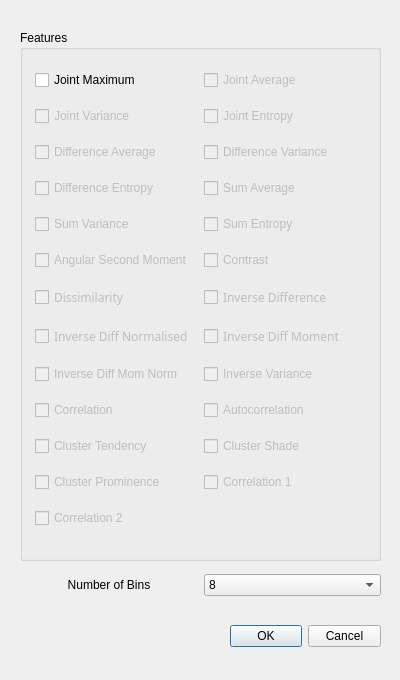
Old version of the form platform/popup_GLCM.ui in the repository Jiwon-Hwang/Radiomics-Feature-Extraction.
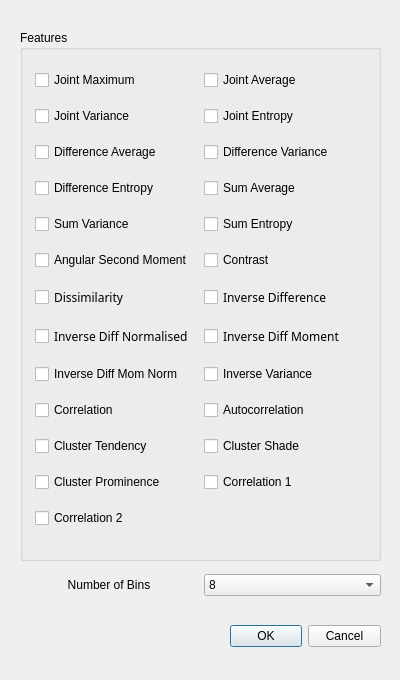
New version of the form.

Commit message: GLCM finished

Patch:
```diff
--- a/platform/popup_GLCM.ui
+++ b/platform/popup_GLCM.ui
@@ -63,7 +63,7 @@
     <item row="13" column="1">
      <widget class="QCheckBox" name="checkBox_FirstMCorrelation">
       <property name="enabled">
-       <bool>false</bool>
+       <bool>true</bool>
       </property>
       <property name="autoFillBackground">
        <bool>false</bool>
@@ -82,7 +82,7 @@
     <item row="13" column="0">
      <widget class="QCheckBox" name="checkBox_ClusterProminence">
       <property name="enabled">
-       <bool>false</bool>
+       <bool>true</bool>
       </property>
       <property name="autoFillBackground">
        <bool>false</bool>
@@ -101,7 +101,7 @@
     <item row="11" column="1">
      <widget class="QCheckBox" name="checkBox_Autocorrelation">
       <property name="enabled">
-       <bool>false</bool>
+       <bool>true</bool>
       </property>
       <property name="autoFillBackground">
        <bool>false</bool>
@@ -120,7 +120,7 @@
     <item row="8" column="1">
      <widget class="QCheckBox" name="checkBox_InverseDiff">
       <property name="enabled">
-       <bool>false</bool>
+       <bool>true</bool>
       </property>
       <property name="font">
        <font>
@@ -148,7 +148,7 @@
     <item row="5" column="1">
      <widget class="QCheckBox" name="checkBox_SumAverage">
       <property name="enabled">
-       <bool>false</bool>
+       <bool>true</bool>
       </property>
       <property name="text">
        <string>Sum Average</string>
@@ -161,7 +161,7 @@
     <item row="4" column="1">
      <widget class="QCheckBox" name="checkBox_DifferenceVariance">
       <property name="enabled">
-       <bool>false</bool>
+       <bool>true</bool>
       </property>
       <property name="text">
        <string>Difference Variance</string>
@@ -174,7 +174,7 @@
     <item row="6" column="1">
      <widget class="QCheckBox" name="checkBox_SumEntropy">
       <property name="enabled">
-       <bool>false</bool>
+       <bool>true</bool>
       </property>
       <property name="text">
        <string>Sum Entropy</string>
@@ -193,7 +193,7 @@
     <item row="7" column="0">
      <widget class="QCheckBox" name="checkBox_AngSecMoment">
       <property name="enabled">
-       <bool>false</bool>
+       <bool>true</bool>
       </property>
       <property name="autoFillBackground">
        <bool>false</bool>
@@ -212,7 +212,7 @@
     <item row="6" column="0">
      <widget class="QCheckBox" name="checkBox_SumVariance">
       <property name="enabled">
-       <bool>false</bool>
+       <bool>true</bool>
       </property>
       <property name="autoFillBackground">
        <bool>false</bool>
@@ -231,7 +231,7 @@
     <item row="7" column="1">
      <widget class="QCheckBox" name="checkBox_Contrast">
       <property name="enabled">
-       <bool>false</bool>
+       <bool>true</bool>
       </property>
       <property name="autoFillBackground">
        <bool>false</bool>
@@ -250,7 +250,7 @@
     <item row="9" column="1">
      <widget class="QCheckBox" name="checkBox_InverseDiffMom">
       <property name="enabled">
-       <bool>false</bool>
+       <bool>true</bool>
       </property>
       <property name="font">
        <font>
@@ -291,7 +291,7 @@
     <item row="1" column="1">
      <widget class="QCheckBox" name="checkBox_JointEntropy">
       <property name="enabled">
-       <bool>false</bool>
+       <bool>true</bool>
       </property>
       <property name="text">
        <string>Joint Entropy</string>
@@ -304,7 +304,7 @@
     <item row="0" column="1">
      <widget class="QCheckBox" name="checkBox_JointAverage">
       <property name="enabled">
-       <bool>false</bool>
+       <bool>true</bool>
       </property>
       <property name="text">
        <string>Joint Average</string>
@@ -323,7 +323,7 @@
     <item row="5" column="0">
      <widget class="QCheckBox" name="checkBox_DifferenceEntropy">
       <property name="enabled">
-       <bool>false</bool>
+       <bool>true</bool>
       </property>
       <property name="text">
        <string>Difference Entropy</string>
@@ -336,7 +336,7 @@
     <item row="1" column="0">
      <widget class="QCheckBox" name="checkBox_JointVariance">
       <property name="enabled">
-       <bool>false</bool>
+       <bool>true</bool>
       </property>
       <property name="text">
        <string>Joint Variance</string>
@@ -346,7 +346,7 @@
     <item row="4" column="0">
      <widget class="QCheckBox" name="checkBox_DifferenceAverage">
       <property name="enabled">
-       <bool>false</bool>
+       <bool>true</bool>
       </property>
       <property name="text">
        <string>Difference Average</string>
@@ -359,7 +359,7 @@
     <item row="9" column="0">
      <widget class="QCheckBox" name="checkBox_InverseDiffNorm">
       <property name="enabled">
-       <bool>false</bool>
+       <bool>true</bool>
       </property>
       <property name="font">
        <font>
@@ -384,7 +384,7 @@
     <item row="10" column="0">
      <widget class="QCheckBox" name="checkBox_InverseDiffMomNorm">
       <property name="enabled">
-       <bool>false</bool>
+       <bool>true</bool>
       </property>
       <property name="autoFillBackground">
        <bool>false</bool>
@@ -403,7 +403,7 @@
     <item row="10" column="1">
      <widget class="QCheckBox" name="checkBox_InverseVariance">
       <property name="enabled">
-       <bool>false</bool>
+       <bool>true</bool>
       </property>
       <property name="autoFillBackground">
        <bool>false</bool>
@@ -422,7 +422,7 @@
     <item row="11" column="0">
      <widget class="QCheckBox" name="checkBox_Correlation">
       <property name="enabled">
-       <bool>false</bool>
+       <bool>true</bool>
       </property>
       <property name="autoFillBackground">
        <bool>false</bool>
@@ -441,7 +441,7 @@
     <item row="12" column="0">
      <widget class="QCheckBox" name="checkBox_ClusterTendency">
       <property name="enabled">
-       <bool>false</bool>
+       <bool>true</bool>
       </property>
       <property name="autoFillBackground">
        <bool>false</bool>
@@ -460,7 +460,7 @@
     <item row="8" column="0">
      <widget class="QCheckBox" name="checkBox_Dissimilarity">
       <property name="enabled">
-       <bool>false</bool>
+       <bool>true</bool>
       </property>
       <property name="font">
        <font>
@@ -485,7 +485,7 @@
     <item row="12" column="1">
      <widget class="QCheckBox" name="checkBox_ClusterShade">
       <property name="enabled">
-       <bool>false</bool>
+       <bool>true</bool>
       </property>
       <property name="autoFillBackground">
        <bool>false</bool>
@@ -504,7 +504,7 @@
     <item row="14" column="0">
      <widget class="QCheckBox" name="checkBox_SecondMCorrelation">
       <property name="enabled">
-       <bool>false</bool>
+       <bool>true</bool>
       </property>
       <property name="autoFillBackground">
        <bool>false</bool>
```
Left out of the diff: 2 changed lines with no effect on the pictures. The commit also changes 7 other files.
